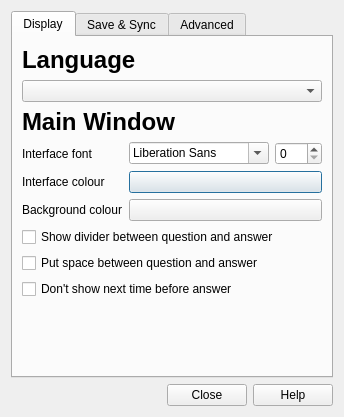
This is designer/preferences.ui in ankitects/anki as Qt 5 draws it before an edit. The edited form follows.
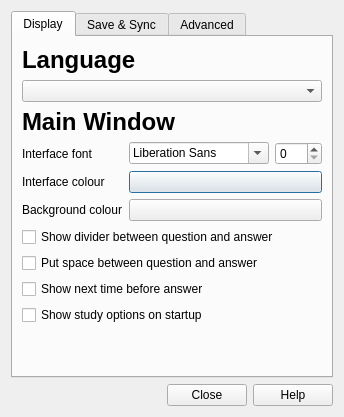
This is the edited form.

Patch:
```diff
--- a/designer/preferences.ui
+++ b/designer/preferences.ui
@@ -179,7 +179,14 @@
        <item>
         <widget class="QCheckBox" name="suppressEstimates" >
          <property name="text" >
-          <string>Don't show next time before answer</string>
+          <string>Show next time before answer</string>
+         </property>
+        </widget>
+       </item>
+       <item>
+        <widget class="QCheckBox" name="showStudyOptions" >
+         <property name="text" >
+          <string>Show study options on startup</string>
          </property>
         </widget>
        </item>
```
Left out of the diff: 5 changed lines with no effect on the pictures.
